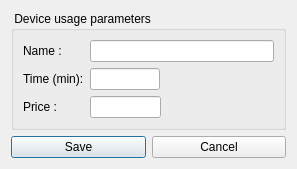
First picture: the form in client/dlgpaneluseedit.ui, repository tbikfalvi/Belenus, before the edit.
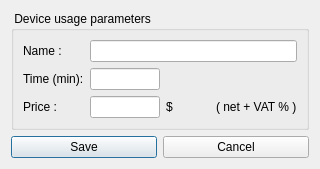
Second picture: the form after the edit.

The edit to the form file:
```diff
--- a/client/dlgpaneluseedit.ui
+++ b/client/dlgpaneluseedit.ui
@@ -6,7 +6,7 @@
    <rect>
     <x>0</x>
     <y>0</y>
-    <width>297</width>
+    <width>320</width>
     <height>158</height>
    </rect>
   </property>
@@ -80,7 +80,27 @@
       <item row="2" column="1">
        <layout class="QHBoxLayout" name="horizontalLayout_2">
         <item>
-         <widget class="QLineEdit" name="ledUsePrice"/>
+         <widget class="QLineEdit" name="ledUsePrice">
+          <property name="sizePolicy">
+           <sizepolicy hsizetype="Fixed" vsizetype="Fixed">
+            <horstretch>0</horstretch>
+            <verstretch>0</verstretch>
+           </sizepolicy>
+          </property>
+          <property name="maximumSize">
+           <size>
+            <width>70</width>
+            <height>16777215</height>
+           </size>
+          </property>
+         </widget>
+        </item>
+        <item>
+         <widget class="QLabel" name="lblCurrency">
+          <property name="text">
+           <string>$</string>
+          </property>
+         </widget>
         </item>
         <item>
          <spacer name="horizontalSpacer_2">
@@ -95,6 +115,13 @@
           </property>
          </spacer>
         </item>
+        <item>
+         <widget class="QLabel" name="lblPriceFull">
+          <property name="text">
+           <string>( net + VAT % )</string>
+          </property>
+         </widget>
+        </item>
        </layout>
       </item>
      </layout>
```
